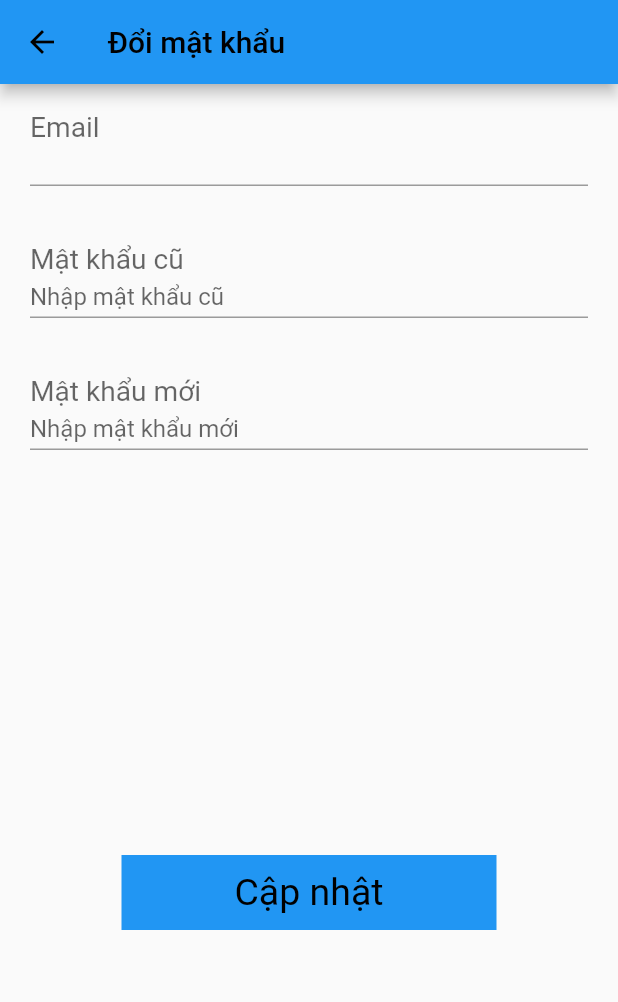
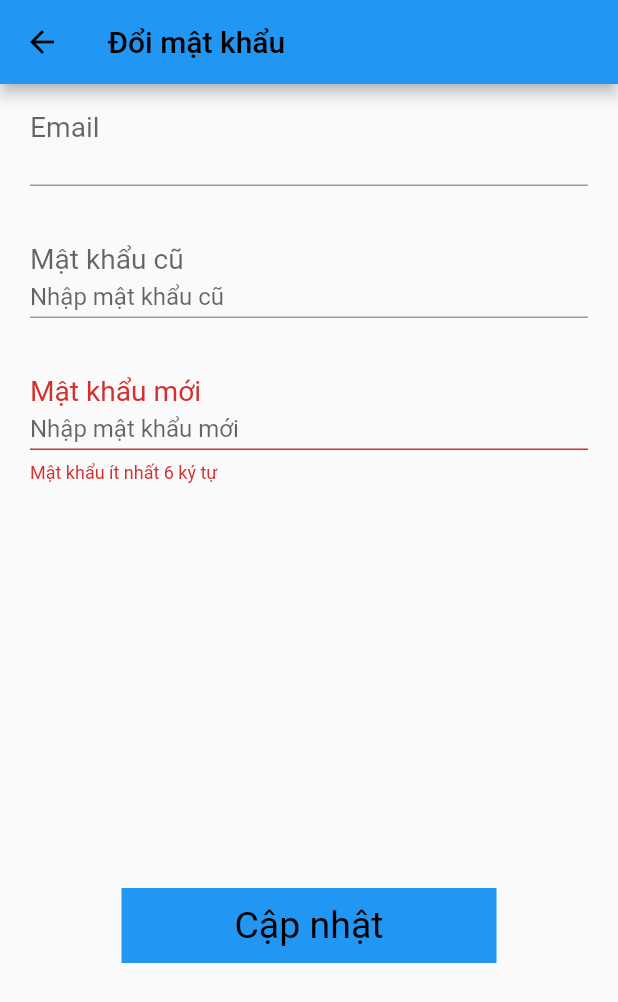
Before and after one commit to thanhlevt7/doanltdd, a Flutter app: the ChangePassword screen opened by its route, after a tap on "Cập nhật", on a phone screen of 412 x 824 dp. Shown: the top 1002 px of the screen. Run offline on Flutter 3.47's test engine with Material 2 defaults, Android fonts, the phone set to English and light mode, and no system bars; our stand-ins replace cloud_firestore, firebase_auth, firebase_core, fluttertoast; accounts and stored records are empty.

Commit message:
dieu kien mat khau moi

```diff
--- a/src/doan_flutter/lib/screens/Home/Setting/changePassword_page.dart
+++ b/src/doan_flutter/lib/screens/Home/Setting/changePassword_page.dart
@@ -1,8 +1,6 @@
 import 'package:cloud_firestore/cloud_firestore.dart';
 import 'package:doan_flutter/model/user_model.dart';
-import 'package:doan_flutter/widget.dart';
 import 'package:firebase_auth/firebase_auth.dart';
-import 'package:firebase_core/firebase_core.dart';
 import 'package:flutter/material.dart';
 import 'package:fluttertoast/fluttertoast.dart';
 
@@ -74,6 +72,14 @@ class _ChangePasswordState extends State<ChangePassword> {
                   return null;
                 }),
             buildTextField(
+                dieukien: (value) {
+                  if (passmoiController.text.length < 6) {
+                    return "Mật khẩu ít nhất 6 ký tự";
+                  }
+                  if (passmoiController.text == passcuController.text) {
+                    return "Mật khẩu mới phải khác mật khẩu cũ";
+                  }
+                },
                 a: false,
                 title: 'Mật khẩu mới',
                 b: "Nhập mật khẩu mới",
```
